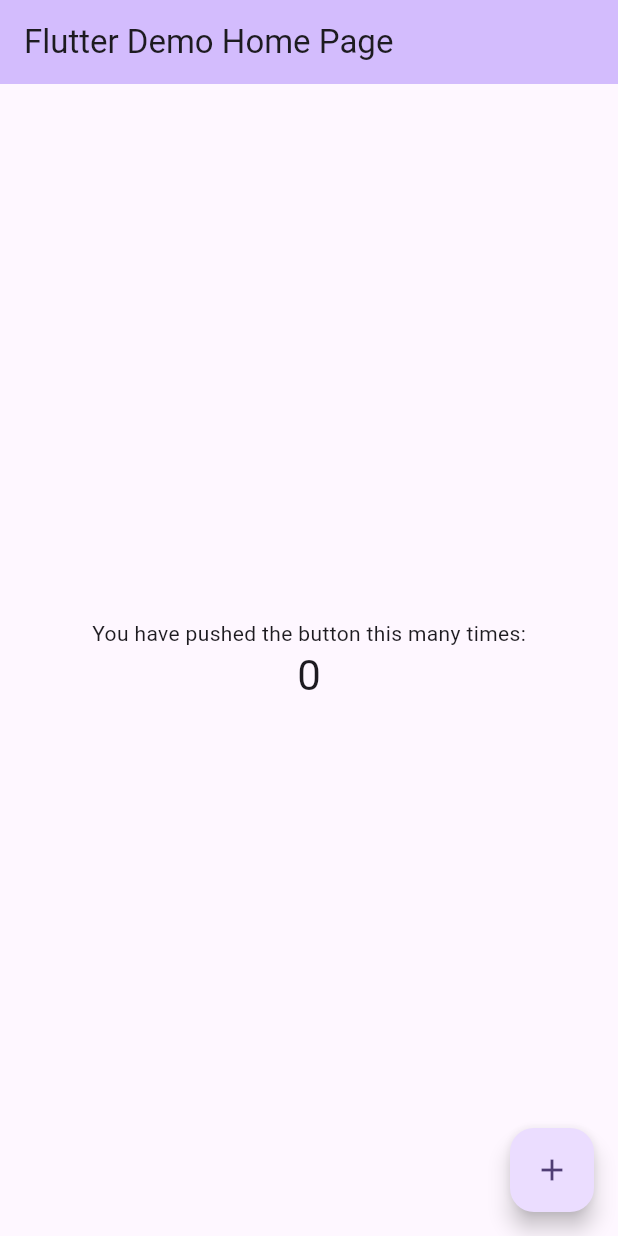
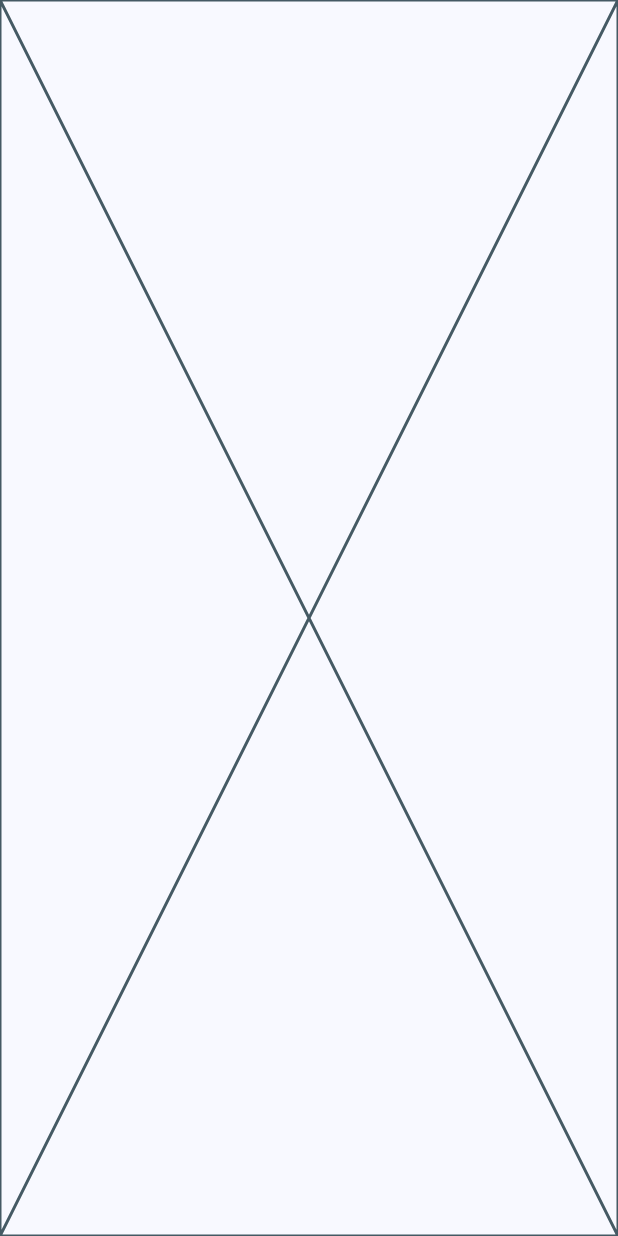
Before and after one commit to MateoLl1/TestApp, a Flutter app: the screen it shows after launch, on a phone screen of 412 x 824 dp. Run offline on Flutter 3.47's test engine with Material 3 defaults, Android fonts, the phone set to English and light mode, and no system bars; our stand-ins replace flutter_riverpod, go_router.

```diff
--- /dev/null
+++ b/lib/config/router/app_router.dart
@@ -0,0 +1,14 @@
+
+
+import 'package:go_router/go_router.dart';
+import 'package:test_app/presentation/screens/home/home_screen.dart';
+
+final appRouter = GoRouter(
+  initialLocation: '/',
+  routes: [
+    GoRoute(
+      path: '/',
+      builder: (context, state) => const HomeScreen(),
+    )
+  ]
+);
--- /dev/null
+++ b/lib/config/theme/app_theme.dart
@@ -0,0 +1,17 @@
+
+
+import 'package:flutter/material.dart';
+
+class AppTheme {
+
+  final bool isDark;
+
+  AppTheme({required this.isDark});
+
+  ThemeData getTheme()=> ThemeData(
+    useMaterial3: true,
+    brightness: isDark ? Brightness.dark : Brightness.light,
+    colorSchemeSeed: Colors.blue
+  );
+
+}
--- a/lib/main.dart
+++ b/lib/main.dart
@@ -1,125 +1,20 @@
+
 import 'package:flutter/material.dart';
+import 'package:flutter_riverpod/flutter_riverpod.dart';
+import 'package:test_app/config/router/app_router.dart';
+import 'package:test_app/config/theme/app_theme.dart';
 
-void main() {
-  runApp(const MyApp());
-}
+void main() => runApp(const ProviderScope(child: MyApp()));
 
 class MyApp extends StatelessWidget {
   const MyApp({super.key});
 
-  // This widget is the root of your application.
   @override
   Widget build(BuildContext context) {
-    return MaterialApp(
-      title: 'Flutter Demo',
-      theme: ThemeData(
-        // This is the theme of your application.
-        //
-        // TRY THIS: Try running your application with "flutter run". You'll see
-        // the application has a purple toolbar. Then, without quitting the app,
-        // try changing the seedColor in the colorScheme below to Colors.green
-        // and then invoke "hot reload" (save your changes or press the "hot
-        // reload" button in a Flutter-supported IDE, or press "r" if you used
-        // the command line to start the app).
-        //
-        // Notice that the counter didn't reset back to zero; the application
-        // state is not lost during the reload. To reset the state, use hot
-        // restart instead.
-        //
-        // This works for code too, not just values: Most code changes can be
-        // tested with just a hot reload.
-        colorScheme: ColorScheme.fromSeed(seedColor: Colors.deepPurple),
-        useMaterial3: true,
-      ),
-      home: const MyHomePage(title: 'Flutter Demo Home Page'),
+    return MaterialApp.router(
+      title: 'Material App',
+      routerConfig: appRouter,
+      theme: AppTheme(isDark: false).getTheme(),
     );
   }
 }
-
-class MyHomePage extends StatefulWidget {
-  const MyHomePage({super.key, required this.title});
-
-  // This widget is the home page of your application. It is stateful, meaning
-  // that it has a State object (defined below) that contains fields that affect
-  // how it looks.
-
-  // This class is the configuration for the state. It holds the values (in this
-  // case the title) provided by the parent (in this case the App widget) and
-  // used by the build method of the State. Fields in a Widget subclass are
-  // always marked "final".
-
-  final String title;
-
-  @override
-  State<MyHomePage> createState() => _MyHomePageState();
-}
-
-class _MyHomePageState extends State<MyHomePage> {
-  int _counter = 0;
-
-  void _incrementCounter() {
-    setState(() {
-      // This call to setState tells the Flutter framework that something has
-      // changed in this State, which causes it to rerun the build method below
-      // so that the display can reflect the updated values. If we changed
-      // _counter without calling setState(), then the build method would not be
-      // called again, and so nothing would appear to happen.
-      _counter++;
-    });
-  }
-
-  @override
-  Widget build(BuildContext context) {
-    // This method is rerun every time setState is called, for instance as done
-    // by the _incrementCounter method above.
-    //
-    // The Flutter framework has been optimized to make rerunning build methods
-    // fast, so that you can just rebuild anything that needs updating rather
-    // than having to individually change instances of widgets.
-    return Scaffold(
-      appBar: AppBar(
-        // TRY THIS: Try changing the color here to a specific color (to
-        // Colors.amber, perhaps?) and trigger a hot reload to see the AppBar
-        // change color while the other colors stay the same.
-        backgroundColor: Theme.of(context).colorScheme.inversePrimary,
-        // Here we take the value from the MyHomePage object that was created by
-        // the App.build method, and use it to set our appbar title.
-        title: Text(widget.title),
-      ),
-      body: Center(
-        // Center is a layout widget. It takes a single child and positions it
-        // in the middle of the parent.
-        child: Column(
-          // Column is also a layout widget. It takes a list of children and
-          // arranges them vertically. By default, it sizes itself to fit its
-          // children horizontally, and tries to be as tall as its parent.
-          //
-          // Column has various properties to control how it sizes itself and
-          // how it positions its children. Here we use mainAxisAlignment to
-          // center the children vertically; the main axis here is the vertical
-          // axis because Columns are vertical (the cross axis would be
-          // horizontal).
-          //
-          // TRY THIS: Invoke "debug painting" (choose the "Toggle Debug Paint"
-          // action in the IDE, or press "p" in the console), to see the
-          // wireframe for each widget.
-          mainAxisAlignment: MainAxisAlignment.center,
-          children: <Widget>[
-            const Text(
-              'You have pushed the button this many times:',
-            ),
-            Text(
-              '$_counter',
-              style: Theme.of(context).textTheme.headlineMedium,
-            ),
-          ],
-        ),
-      ),
-      floatingActionButton: FloatingActionButton(
-        onPressed: _incrementCounter,
-        tooltip: 'Increment',
-        child: const Icon(Icons.add),
-      ), // This trailing comma makes auto-formatting nicer for build methods.
-    );
-  }
-}
--- /dev/null
+++ b/lib/presentation/screens/home/home_screen.dart
@@ -0,0 +1,15 @@
+
+
+import 'package:flutter/material.dart';
+
+
+class HomeScreen extends StatelessWidget {
+  const HomeScreen({super.key});
+
+  @override
+  Widget build(BuildContext context) {
+    return Scaffold(
+      body: Placeholder(),
+    );
+  }
+}
```
Also changed, not shown: pubspec.yaml (+7 -12 lines), pubspec.lock.
